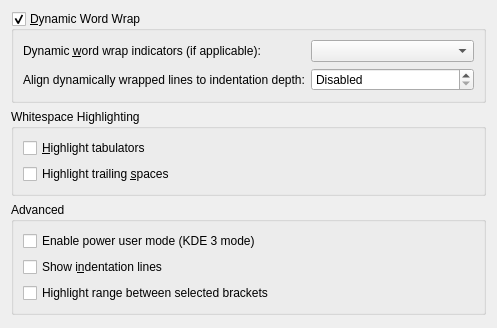
Old version of the form part/dialogs/textareaappearanceconfigwidget.ui in the repository KDE/kate.
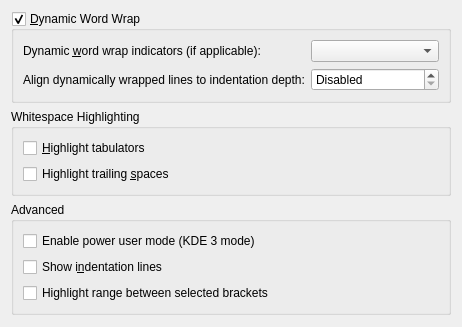
New version of the form. Custom widgets are drawn as their Qt base class.

Commit message: remove useless geometry property from some UI files

```diff
--- a/part/dialogs/textareaappearanceconfigwidget.ui
+++ b/part/dialogs/textareaappearanceconfigwidget.ui
@@ -2,14 +2,6 @@
 <ui version="4.0">
  <class>TextareaAppearanceConfigWidget</class>
  <widget class="QWidget" name="TextareaAppearanceConfigWidget">
-  <property name="geometry">
-   <rect>
-    <x>0</x>
-    <y>0</y>
-    <width>497</width>
-    <height>328</height>
-   </rect>
-  </property>
   <layout class="QVBoxLayout">
    <item>
     <widget class="QGroupBox" name="gbWordWrap">
```
The commit also changes 22 other files.
